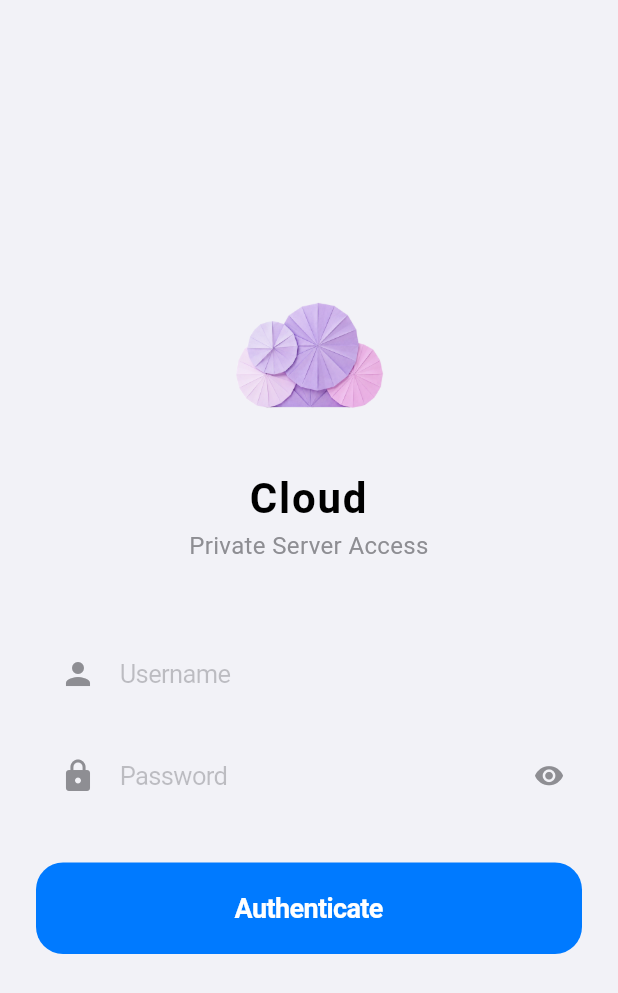
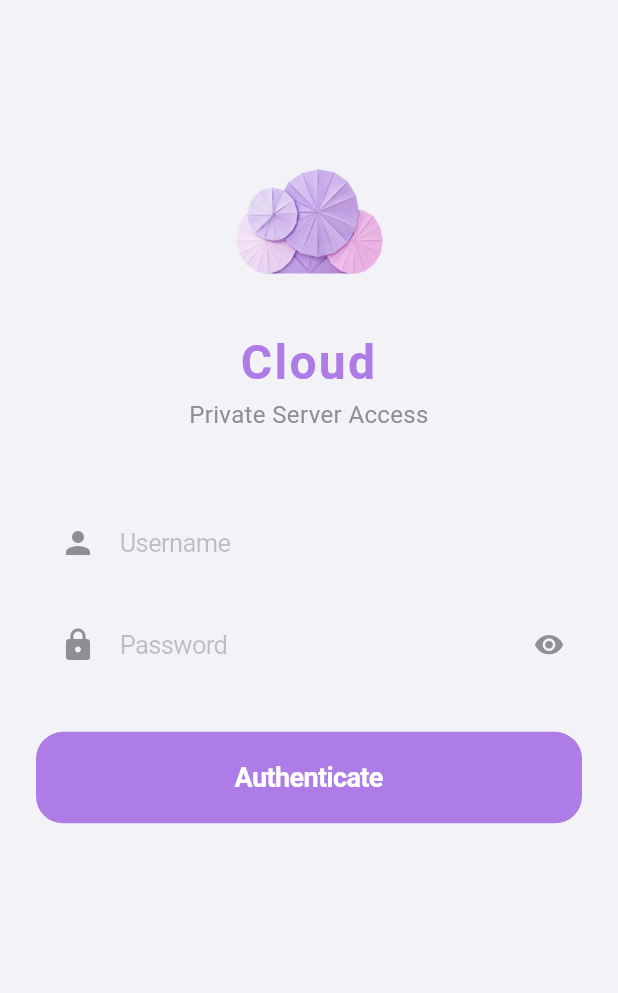
Before and after one commit to mkzbrs/cloud, a Flutter app: the screen it shows after launch, on a phone screen of 412 x 824 dp. Shown: the top 993 px of the screen. Run offline on Flutter 3.47's test engine with Material 3 defaults, Android fonts, the light colour scheme and no system bars; our stand-ins replace flutter_riverpod.

Commit message:
Changes on theme

```diff
--- a/frontend/lib/screens/home_screen.dart
+++ b/frontend/lib/screens/home_screen.dart
@@ -3,6 +3,7 @@ import 'package:flutter/cupertino.dart';
 import 'package:flutter/material.dart';
 import '../models/file_item.dart';
 import '../widgets/responsive_layout.dart';
+import '../theme/app_theme.dart';
 
 class HomeScreen extends StatefulWidget {
   const HomeScreen({super.key});
@@ -199,7 +200,7 @@ class _HomeScreenState extends State<HomeScreen> {
                         mainAxisAlignment: MainAxisAlignment.spaceBetween,
                         children: [
                           Text('Home Server', style: TextStyle(fontWeight: FontWeight.bold, fontSize: 16)),
-                          Icon(CupertinoIcons.desktopcomputer, color: CupertinoColors.activeBlue),
+                          Icon(CupertinoIcons.desktopcomputer, color: AppTheme.cloudPurple),
                         ],
                       ),
                       const SizedBox(height: 12),
--- a/frontend/lib/screens/login_screen.dart
+++ b/frontend/lib/screens/login_screen.dart
@@ -1,3 +1,4 @@
+import 'package:cloud_storage/theme/app_theme.dart';
 import 'package:flutter/cupertino.dart';
 import 'package:flutter/material.dart';
 import 'home_screen.dart';
@@ -14,55 +15,52 @@ class _LoginScreenState extends State<LoginScreen> {
 
   @override
   Widget build(BuildContext context) {
+    final topPadding = MediaQuery.sizeOf(context).height * 0.12;
+
     return Scaffold(
       body: SafeArea(
+        child: SingleChildScrollView(
           child: Padding(
             padding: const EdgeInsets.symmetric(horizontal: 24.0),
             child: Column(
-            mainAxisAlignment: MainAxisAlignment.center,
               crossAxisAlignment: CrossAxisAlignment.stretch,
               children: [
-              Image(
+                SizedBox(height: topPadding),
+
+                const Hero(
+                  tag: 'app_icon',
+                  child: Image(
                     image: AssetImage('assets/icons/icon.png'),
                     width: 100,
                     height: 100,
                   ),
-              const SizedBox(height: 24),
+                ),
+                const SizedBox(height: 20),
+
                 const Text(
                   'Cloud',
                   textAlign: TextAlign.center,
-                style: TextStyle(
-                  fontSize: 28,
-                  fontWeight: FontWeight.bold,
-                  letterSpacing: 1.2,
-                ),
+                  style: TextStyle(fontSize: 32, fontWeight: FontWeight.bold, letterSpacing: 1.5, color: AppTheme.cloudPurple),
                 ),
                 const Text(
                   'Private Server Access',
                   textAlign: TextAlign.center,
-                style: TextStyle(
-                  fontSize: 16,
-                  color: CupertinoColors.systemGrey,
+                  style: TextStyle(fontSize: 16, color: CupertinoColors.systemGrey),
                 ),
-              ),
+
                 const SizedBox(height: 48),
 
-              // Kotak Input 1: Access Key (Username)
                 CupertinoTextField(
                   padding: const EdgeInsets.all(16),
-                prefix: Padding(
-                  padding: const EdgeInsets.only(left: 16.0),
+                  prefix: const Padding(
+                    padding: EdgeInsets.only(left: 16.0),
                     child: Icon(Icons.person, color: CupertinoColors.systemGrey),
                   ),
                   placeholder: 'Username',
-                decoration: BoxDecoration(
-                  color: CupertinoColors.systemGrey6,
-                  borderRadius: BorderRadius.circular(12),
-                ),
+                  decoration: BoxDecoration(color: CupertinoColors.systemGrey6, borderRadius: BorderRadius.circular(12)),
                 ),
                 const SizedBox(height: 16),
 
-              // Kotak Input 2: Secret Key (Password)
                 CupertinoTextField(
                   padding: const EdgeInsets.all(16),
                   prefix: const Padding(
@@ -73,44 +71,28 @@ class _LoginScreenState extends State<LoginScreen> {
                   obscureText: _obscureText,
                   suffix: CupertinoButton(
                     padding: EdgeInsets.zero,
-                  child: Icon(
-                    _obscureText ? Icons.visibility : Icons.visibility_off,
-                    color: CupertinoColors.systemGrey,
+                    child: Icon(_obscureText ? Icons.visibility : Icons.visibility_off, color: CupertinoColors.systemGrey),
+                    onPressed: () => setState(() => _obscureText = !_obscureText),
                   ),
-                  onPressed: () {
-                    setState(() {
-                      _obscureText = !_obscureText;
-                    });
-                  },
-                ),
-                decoration: BoxDecoration(
-                  color: CupertinoColors.systemGrey6,
-                  borderRadius: BorderRadius.circular(12),
-                ),
+                  decoration: BoxDecoration(color: CupertinoColors.systemGrey6, borderRadius: BorderRadius.circular(12)),
                 ),
                 const SizedBox(height: 32),
 
-              // Butang Login
                 CupertinoButton.filled(
                   borderRadius: BorderRadius.circular(18),
                   onPressed: () {
-                  Navigator.pushReplacement(
-                    context,
-                    CupertinoPageRoute(builder: (context) => const HomeScreen()),
-                  );
+                    Navigator.pushReplacement(context, CupertinoPageRoute(builder: (context) => const HomeScreen()));
                   },
                   child: const Padding(
                     padding: EdgeInsets.symmetric(vertical: 4.0),
-                  child: Text(
-                    'Authenticate',
-                    style: TextStyle(fontSize: 18, fontWeight: FontWeight.bold),
-                  ),
+                    child: Text('Authenticate', style: TextStyle(fontSize: 18, fontWeight: FontWeight.bold)),
                   ),
                 ),
               ],
             ),
           ),
         ),
+      ),
     );
   }
 }
--- a/frontend/lib/theme/app_theme.dart
+++ b/frontend/lib/theme/app_theme.dart
@@ -2,28 +2,30 @@ import 'package:flutter/cupertino.dart';
 import 'package:flutter/material.dart';
 
 class AppTheme {
-  // Warna Asas (Apple Standard)
-  static const Color primaryBlue = Color(0xFF007AFF);
-  static const Color backgroundLight = Color(0xFFF2F2F7); // Warna latar Settings iOS
+  static const Color cloudPurple = Color(0xFFAD7CE6);
+  static const Color cloudPink = Color(0xFFEAA4DF);
+  static const Color cloudLilac = Color(0xFFCBA9F0);
+  static const Color cloudRed = Color(0xFFF1EDF8);
+
+  static const Color backgroundLight = Color(0xFFF2F2F7);
   static const Color backgroundDark = CupertinoColors.black;
   static const Color cardLight = Colors.white;
   static const Color cardDark = Color(0xFF1C1C1E);
-  static const Color textLight = Colors.black;
-  static const Color textDark = Colors.white;
 
   // (Light Mode)
   static ThemeData get lightTheme {
     return ThemeData(
       brightness: Brightness.light,
-      primaryColor: primaryBlue,
+      primaryColor: cloudPurple,
       scaffoldBackgroundColor: backgroundLight,
-      fontFamily: '.SF Pro Display', // Font Apple
+      fontFamily: '.SF Pro Display',
       cupertinoOverrideTheme: const CupertinoThemeData(
-        primaryColor: primaryBlue,
+        primaryColor: cloudPurple,
         brightness: Brightness.light,
       ),
       colorScheme: const ColorScheme.light(
-        primary: primaryBlue,
+        primary: cloudPurple,
+        secondary: cloudPink,
         surface: cardLight,
       ),
       useMaterial3: true,
@@ -34,16 +36,17 @@ class AppTheme {
   static ThemeData get darkTheme {
     return ThemeData(
       brightness: Brightness.dark,
-      primaryColor: primaryBlue,
+      primaryColor: cloudPurple,
       scaffoldBackgroundColor: backgroundDark,
       fontFamily: '.SF Pro Display',
       cupertinoOverrideTheme: const CupertinoThemeData(
-        primaryColor: primaryBlue,
+        primaryColor: cloudPurple,
         brightness: Brightness.dark,
         barBackgroundColor: Color(0xCC000000),
       ),
       colorScheme: const ColorScheme.dark(
-        primary: primaryBlue,
+        primary: cloudPurple,
+        secondary: cloudPink,
         surface: cardDark,
       ),
       useMaterial3: true,
```
Also changed, not shown: frontend/lib/screens/splash_screen.dart (+63 -27 lines). Lines whose indentation alone changed are shown as unchanged.
